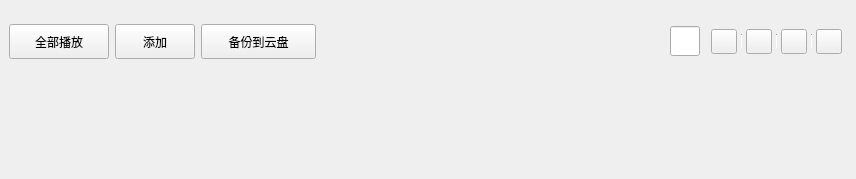
Old version of the form KuGouStart/LocalDownload/LocalSong/LocalSong.ui in the repository a-mo-xi-wei/Qt-KuGouAppClient.
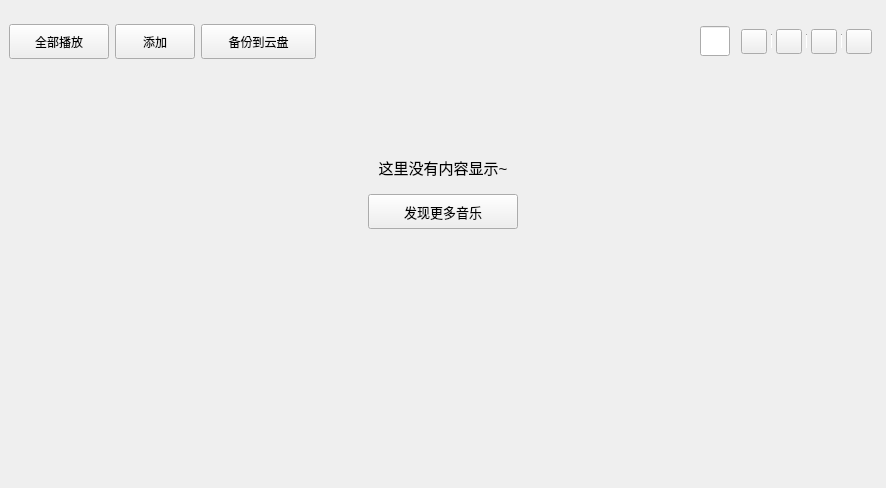
New version of the form. Custom widgets are drawn as their Qt base class.

Commit message: 发现更多音乐、频道界面跳转功能实现完毕

```diff
--- a/KuGouStart/LocalDownload/LocalSong/LocalSong.ui
+++ b/KuGouStart/LocalDownload/LocalSong/LocalSong.ui
@@ -6,14 +6,14 @@
    <rect>
     <x>0</x>
     <y>0</y>
-    <width>856</width>
-    <height>179</height>
+    <width>886</width>
+    <height>388</height>
    </rect>
   </property>
   <property name="windowTitle">
    <string>LocalSong</string>
   </property>
-  <layout class="QVBoxLayout" name="verticalLayout_2">
+  <layout class="QVBoxLayout" name="verticalLayout_3" stretch="0,0,1,1">
    <property name="spacing">
     <number>10</number>
    </property>
@@ -372,7 +372,7 @@
        <rect>
         <x>0</x>
         <y>0</y>
-        <width>856</width>
+        <width>886</width>
         <height>69</height>
        </rect>
       </property>
@@ -414,6 +414,151 @@
      </widget>
     </widget>
    </item>
+   <item>
+    <widget class="QWidget" name="widget" native="true">
+     <layout class="QVBoxLayout" name="verticalLayout_2" stretch="2,1,3">
+      <property name="topMargin">
+       <number>0</number>
+      </property>
+      <item>
+       <spacer name="verticalSpacer_2">
+        <property name="orientation">
+         <enum>Qt::Vertical</enum>
+        </property>
+        <property name="sizeType">
+         <enum>QSizePolicy::Expanding</enum>
+        </property>
+        <property name="sizeHint" stdset="0">
+         <size>
+          <width>20</width>
+          <height>40</height>
+         </size>
+        </property>
+       </spacer>
+      </item>
+      <item>
+       <layout class="QGridLayout" name="gridLayout">
+        <property name="verticalSpacing">
+         <number>15</number>
+        </property>
+        <item row="0" column="0">
+         <spacer name="horizontalSpacer_8">
+          <property name="orientation">
+           <enum>Qt::Horizontal</enum>
+          </property>
+          <property name="sizeHint" stdset="0">
+           <size>
+            <width>40</width>
+            <height>20</height>
+           </size>
+          </property>
+         </spacer>
+        </item>
+        <item row="0" column="1">
+         <widget class="QLabel" name="prompt_label">
+          <property name="font">
+           <font>
+            <pointsize>11</pointsize>
+           </font>
+          </property>
+          <property name="text">
+           <string>这里没有内容显示~</string>
+          </property>
+          <property name="scaledContents">
+           <bool>false</bool>
+          </property>
+          <property name="alignment">
+           <set>Qt::AlignBottom|Qt::AlignHCenter</set>
+          </property>
+         </widget>
+        </item>
+        <item row="0" column="2">
+         <spacer name="horizontalSpacer_9">
+          <property name="orientation">
+           <enum>Qt::Horizontal</enum>
+          </property>
+          <property name="sizeHint" stdset="0">
+           <size>
+            <width>40</width>
+            <height>20</height>
+           </size>
+          </property>
+         </spacer>
+        </item>
+        <item row="1" column="0">
+         <spacer name="horizontalSpacer_11">
+          <property name="orientation">
+           <enum>Qt::Horizontal</enum>
+          </property>
+          <property name="sizeHint" stdset="0">
+           <size>
+            <width>40</width>
+            <height>20</height>
+           </size>
+          </property>
+         </spacer>
+        </item>
+        <item row="1" column="1">
+         <widget class="QPushButton" name="search_pushButton">
+          <property name="minimumSize">
+           <size>
+            <width>150</width>
+            <height>35</height>
+           </size>
+          </property>
+          <property name="maximumSize">
+           <size>
+            <width>150</width>
+            <height>35</height>
+           </size>
+          </property>
+          <property name="font">
+           <font>
+            <pointsize>10</pointsize>
+           </font>
+          </property>
+          <property name="cursor">
+           <cursorShape>PointingHandCursor</cursorShape>
+          </property>
+          <property name="text">
+           <string>发现更多音乐</string>
+          </property>
+         </widget>
+        </item>
+        <item row="1" column="2">
+         <spacer name="horizontalSpacer_10">
+          <property name="orientation">
+           <enum>Qt::Horizontal</enum>
+          </property>
+          <property name="sizeHint" stdset="0">
+           <size>
+            <width>40</width>
+            <height>20</height>
+           </size>
+          </property>
+         </spacer>
+        </item>
+       </layout>
+      </item>
+      <item>
+       <spacer name="verticalSpacer_3">
+        <property name="orientation">
+         <enum>Qt::Vertical</enum>
+        </property>
+        <property name="sizeType">
+         <enum>QSizePolicy::Fixed</enum>
+        </property>
+        <property name="sizeHint" stdset="0">
+         <size>
+          <width>20</width>
+          <height>250</height>
+         </size>
+        </property>
+       </spacer>
+      </item>
+     </layout>
+    </widget>
+   </item>
    <item>
     <spacer name="verticalSpacer">
      <property name="orientation">
```
The commit also changes 71 other files.
